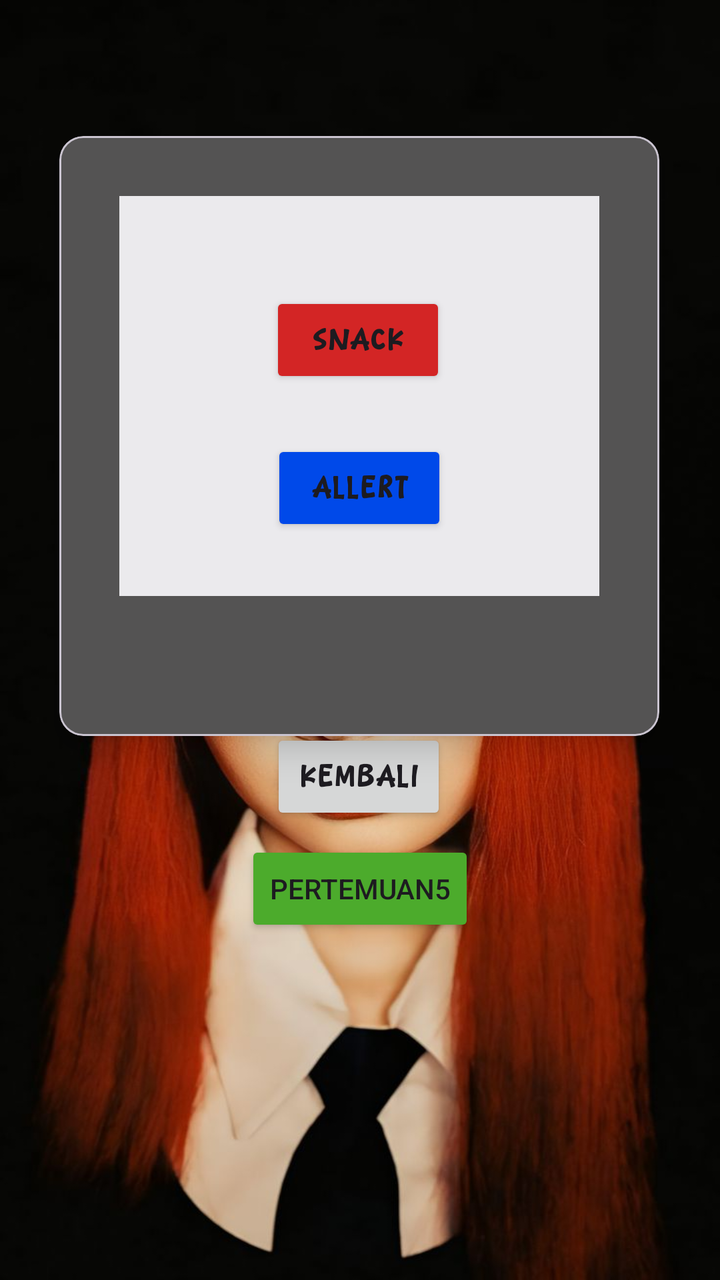
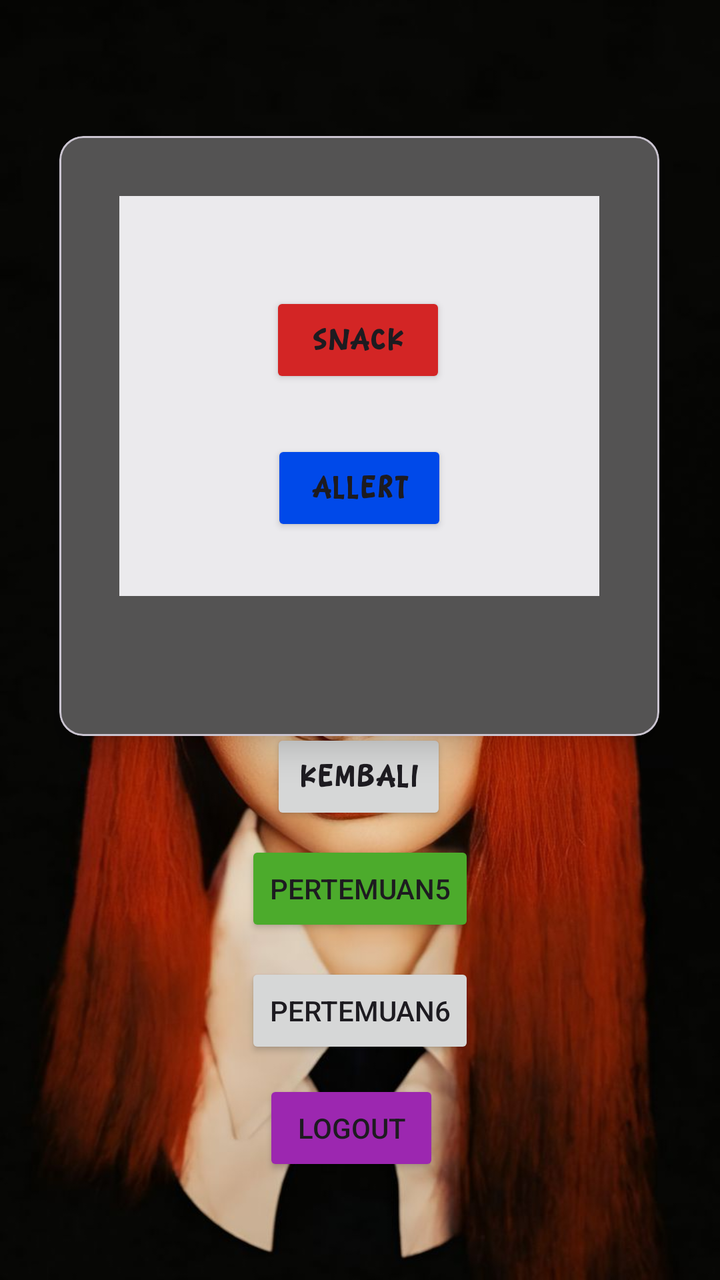

Before-and-after screenshots of an Android layout around one commit, followed by the original layout XML and the change that was made.
<!-- AndroidManifest.xml: application theme Theme.MIqbalAlfayyadh_3TIC -->
<!-- res/layout/activity_main.xml -->
<?xml version="1.0" encoding="utf-8"?>
<androidx.constraintlayout.widget.ConstraintLayout xmlns:android="http://schemas.android.com/apk/res/android"
    xmlns:app="http://schemas.android.com/apk/res-auto"
    xmlns:tools="http://schemas.android.com/tools"
    android:id="@+id/main"
    android:layout_width="match_parent"
    android:layout_height="match_parent"
    android:background="@drawable/wp"
    tools:context=".MainActivity">


    <Button
        android:id="@+id/btnkembali"
        android:layout_width="wrap_content"
        android:layout_height="wrap_content"
        android:layout_marginBottom="228dp"
        android:text="Kembali"
        android:fontFamily="@font/baksoap"
        app:layout_constraintBottom_toBottomOf="parent"
        app:layout_constraintEnd_toEndOf="parent"
        app:layout_constraintHorizontal_bias="0.498"
        app:layout_constraintStart_toStartOf="parent"
        app:layout_constraintTop_toBottomOf="@+id/materialCardView"
        app:layout_constraintVertical_bias="0.988" />

    <com.google.android.material.card.MaterialCardView
        android:id="@+id/materialCardView"
        android:layout_width="300dp"
        android:layout_height="300dp"
        android:layout_marginTop="68dp"
        android:backgroundTint="#545353"
        app:cardElevation="10dp"
        app:layout_constraintEnd_toEndOf="parent"
        app:layout_constraintHorizontal_bias="0.495"
        app:layout_constraintStart_toStartOf="parent"
        app:layout_constraintTop_toTopOf="parent">

        <androidx.constraintlayout.widget.ConstraintLayout
            android:layout_width="240dp"
            android:layout_height="200dp"
            android:layout_margin="30dp"
            android:background="@color/white"
            android:backgroundTint="#EBEAED">


            <Button
                android:id="@+id/btnsnack"
                android:layout_width="wrap_content"
                android:layout_height="wrap_content"
                android:layout_marginTop="48dp"
                android:backgroundTint="#D32525"
                android:text="Snack"
                android:fontFamily="@font/baksoap"
                app:layout_constraintEnd_toEndOf="parent"
                app:layout_constraintHorizontal_bias="0.496"
                app:layout_constraintStart_toStartOf="parent"
                app:layout_constraintTop_toTopOf="parent" />

            <Button
                android:id="@+id/btnallert"
                android:layout_width="wrap_content"
                android:layout_height="wrap_content"
                android:layout_marginBottom="4dp"
                android:backgroundTint="#0049E9"
                android:text="Allert"
                android:fontFamily="@font/baksoap"
                app:layout_constraintBottom_toBottomOf="parent"
                app:layout_constraintEnd_toEndOf="parent"
                app:layout_constraintStart_toStartOf="parent"
                app:layout_constraintTop_toBottomOf="@+id/btnsnack" />

        </androidx.constraintlayout.widget.ConstraintLayout>
    </com.google.android.material.card.MaterialCardView>

    <Button
        android:id="@+id/btn5"
        android:layout_width="wrap_content"
        android:layout_height="wrap_content"
        android:layout_marginTop="8dp"
        android:text="Pertemuan5"
        android:backgroundTint="#4CAB2C"
        app:layout_constraintEnd_toEndOf="parent"
        app:layout_constraintStart_toStartOf="parent"
        app:layout_constraintTop_toBottomOf="@+id/btnkembali" />


</androidx.constraintlayout.widget.ConstraintLayout>
<!-- resources referenced by this layout -->
<resources>
  <color name="white">#FFFFFFFF</color>
  <!-- drawable wp: jpg bitmap (drawable, 77907 bytes) -->
  <style name="Theme.MIqbalAlfayyadh_3TIC" parent="Base.Theme.MIqbalAlfayyadh_3TIC" />
  <style name="Base.Theme.MIqbalAlfayyadh_3TIC" parent="Theme.Material3.DayNight.NoActionBar">
          
          
      </style>
</resources>

<!-- the commit's change to res/layout/activity_main.xml (unified diff, before → after) -->
@@ -83,5 +83,29 @@
         app:layout_constraintStart_toStartOf="parent"
         app:layout_constraintTop_toBottomOf="@+id/btnkembali" />
 
+    <Button
+        android:id="@+id/btnlogout"
+        android:layout_width="wrap_content"
+        android:layout_height="wrap_content"
+        android:backgroundTint="#9C27B0"
+        android:text="Logout"
+        app:layout_constraintBottom_toBottomOf="parent"
+        app:layout_constraintEnd_toEndOf="parent"
+        app:layout_constraintHorizontal_bias="0.484"
+        app:layout_constraintStart_toStartOf="parent"
+        app:layout_constraintTop_toBottomOf="@+id/btn5"
+        app:layout_constraintVertical_bias="0.58" />
+
+    <Button
+        android:id="@+id/btn6"
+        android:layout_width="wrap_content"
+        android:layout_height="wrap_content"
+        android:text="Pertemuan6"
+        app:layout_constraintBottom_toBottomOf="parent"
+        app:layout_constraintEnd_toEndOf="parent"
+        app:layout_constraintStart_toStartOf="parent"
+        app:layout_constraintTop_toBottomOf="@+id/btn5"
+        app:layout_constraintVertical_bias="0.104" />
+
 
 </androidx.constraintlayout.widget.ConstraintLayout>
